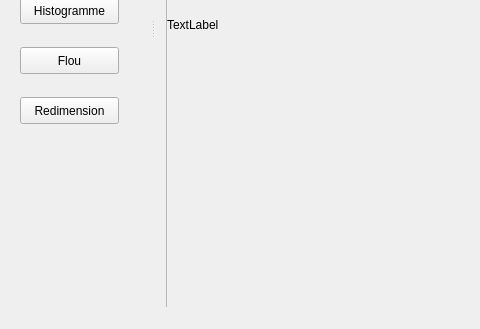
Qt form MainWindow.ui (SkyHeaven/GMN) before a commit; both pictures show x 0 to 480 and y 271 to 600 of the 800 by 600 pixel window.
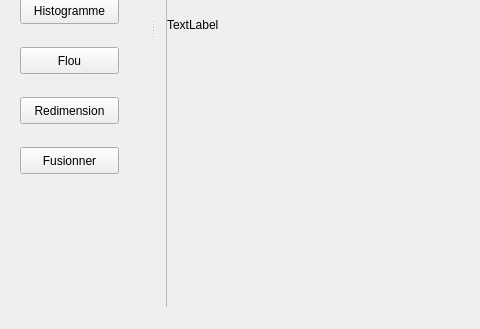
The same form after that commit.

```diff
--- a/MainWindow.ui
+++ b/MainWindow.ui
@@ -207,6 +207,19 @@
       <string>Redimension</string>
      </property>
     </widget>
+    <widget class="QPushButton" name="Fusionner">
+     <property name="geometry">
+      <rect>
+       <x>20</x>
+       <y>380</y>
+       <width>99</width>
+       <height>27</height>
+      </rect>
+     </property>
+     <property name="text">
+      <string>Fusionner</string>
+     </property>
+    </widget>
    </widget>
   </widget>
   <widget class="QDockWidget" name="Option">
```
Left out of the diff: 30 changed lines with no effect on the pictures.
